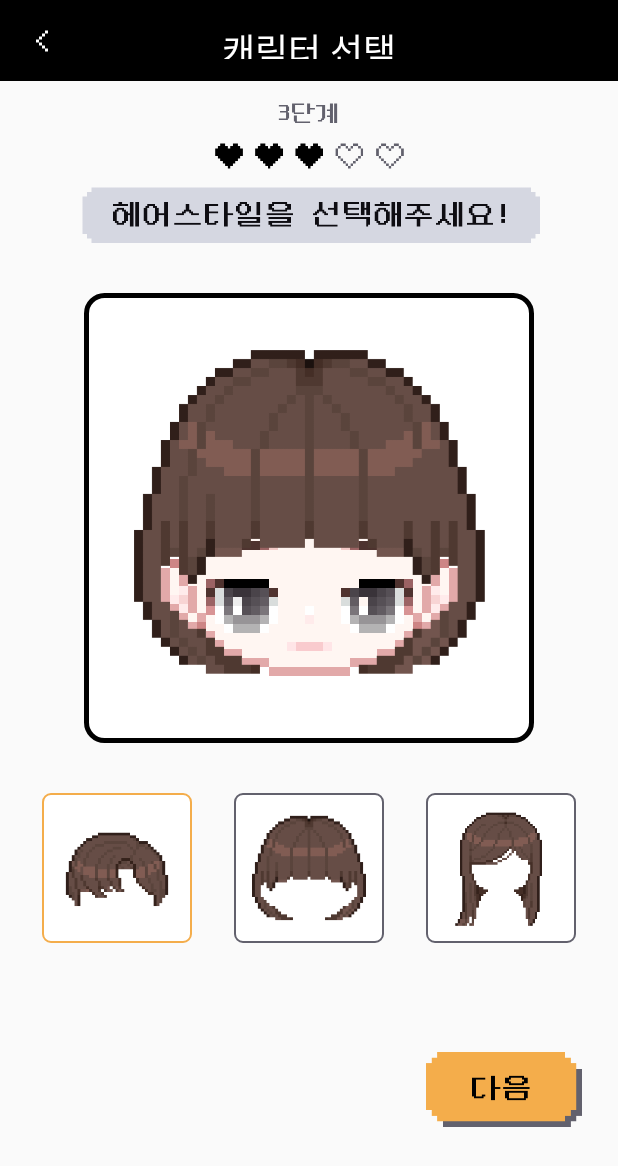
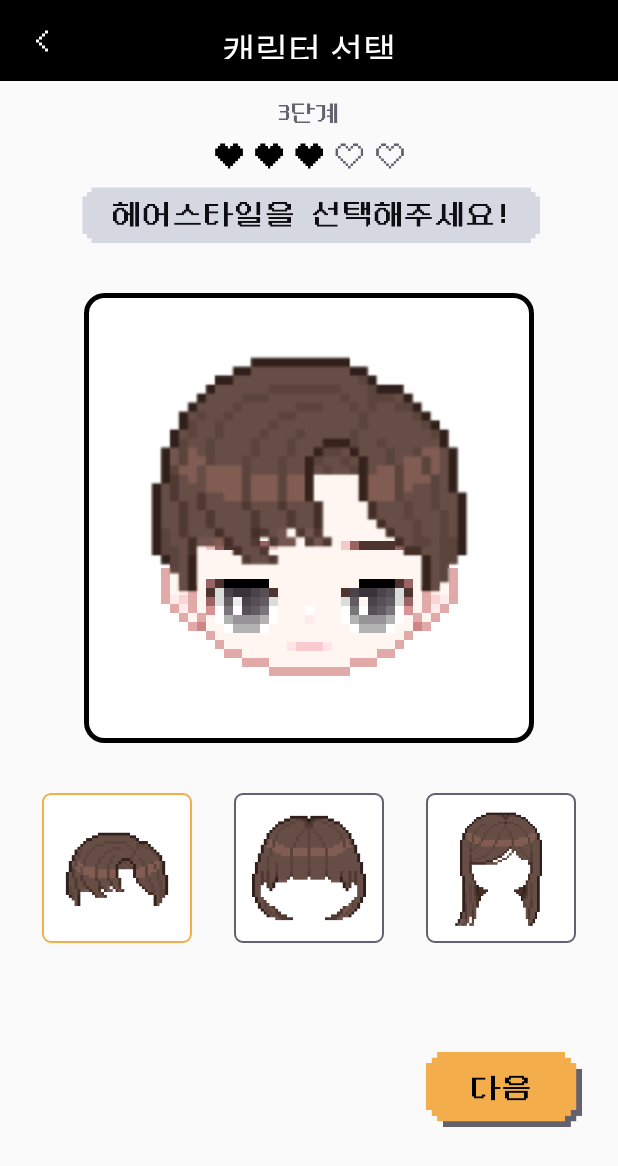
Before and after one commit to DEPthes/3rd-MVP-NoPlanB-Android, an Android app: the fragment HairSettingFragment placed in its activity, after a tap on an icon or button, on a phone screen of 412 x 824 dp. Shown: the top 1166 px of the screen. Run offline under Robolectric (Android 15) with nearby library versions, the phone set to English and light mode, and no system bars.

Commit message:
fix/character-setting
머리 전환 수정

```diff
--- a/GrowMe/app/src/main/java/com/growme/growme/presentation/views/characterSetting/HairSettingFragment.kt
+++ b/GrowMe/app/src/main/java/com/growme/growme/presentation/views/characterSetting/HairSettingFragment.kt
@@ -22,16 +22,25 @@ class HairSettingFragment : Fragment() {
             binding.btnHair1.setBackgroundResource(R.drawable.btn_mini_selected)
             binding.btnHair2.setBackgroundResource(R.drawable.btn_mini_default)
             binding.btnHair3.setBackgroundResource(R.drawable.btn_mini_default)
+            binding.layerHair1.visibility = View.VISIBLE
+            binding.layerHair2.visibility = View.GONE
+            binding.layerHair3.visibility = View.GONE
         }
         binding.btnHair2.setOnClickListener {
             binding.btnHair1.setBackgroundResource(R.drawable.btn_mini_default)
             binding.btnHair2.setBackgroundResource(R.drawable.btn_mini_selected)
             binding.btnHair3.setBackgroundResource(R.drawable.btn_mini_default)
+            binding.layerHair1.visibility = View.GONE
+            binding.layerHair2.visibility = View.VISIBLE
+            binding.layerHair3.visibility = View.GONE
         }
         binding.btnHair3.setOnClickListener {
             binding.btnHair1.setBackgroundResource(R.drawable.btn_mini_default)
             binding.btnHair2.setBackgroundResource(R.drawable.btn_mini_default)
             binding.btnHair3.setBackgroundResource(R.drawable.btn_mini_selected)
+            binding.layerHair1.visibility = View.GONE
+            binding.layerHair2.visibility = View.GONE
+            binding.layerHair3.visibility = View.VISIBLE
         }
         binding.btnNext.setOnClickListener {
             characterSettingActivity.replaceFragment(ClothesSettingFragment(), true)
--- a/GrowMe/app/src/main/res/layout/fragment_hair_setting.xml
+++ b/GrowMe/app/src/main/res/layout/fragment_hair_setting.xml
@@ -88,11 +88,34 @@
         app:layout_constraintEnd_toEndOf="@id/img_ch_screen" />
 
     <ImageView
-        android:id="@+id/layer_hair"
+        android:id="@+id/layer_hair1"
+        android:layout_width="246dp"
+        android:layout_height="264dp"
+        android:src="@drawable/hair_big1"
+        android:layout_marginBottom="50dp"
+        android:visibility="visible"
+        app:layout_constraintBottom_toBottomOf="@id/img_ch_screen"
+        app:layout_constraintStart_toStartOf="@id/img_ch_screen"
+        app:layout_constraintEnd_toEndOf="@id/img_ch_screen" />
+
+    <ImageView
+        android:id="@+id/layer_hair2"
         android:layout_width="246dp"
         android:layout_height="264dp"
         android:src="@drawable/hair_big2"
-        android:layout_marginBottom="22dp"
+        android:layout_marginBottom="29dp"
+        android:visibility="gone"
+        app:layout_constraintBottom_toBottomOf="@id/img_ch_screen"
+        app:layout_constraintStart_toStartOf="@id/img_ch_screen"
+        app:layout_constraintEnd_toEndOf="@id/img_ch_screen" />
+
+    <ImageView
+        android:id="@+id/layer_hair3"
+        android:layout_width="246dp"
+        android:layout_height="264dp"
+        android:src="@drawable/hair_big3"
+        android:layout_marginBottom="5dp"
+        android:visibility="gone"
         app:layout_constraintBottom_toBottomOf="@id/img_ch_screen"
         app:layout_constraintStart_toStartOf="@id/img_ch_screen"
         app:layout_constraintEnd_toEndOf="@id/img_ch_screen" />
```
